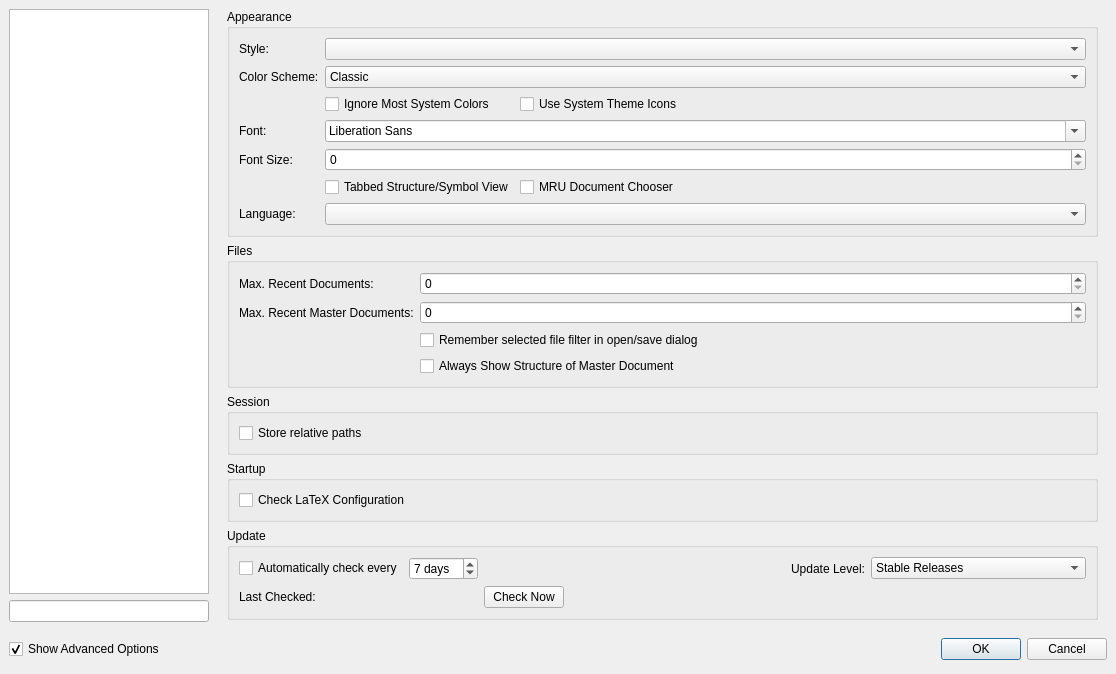
texstudio-org/texstudio, file configdialog.ui: the form before one commit.
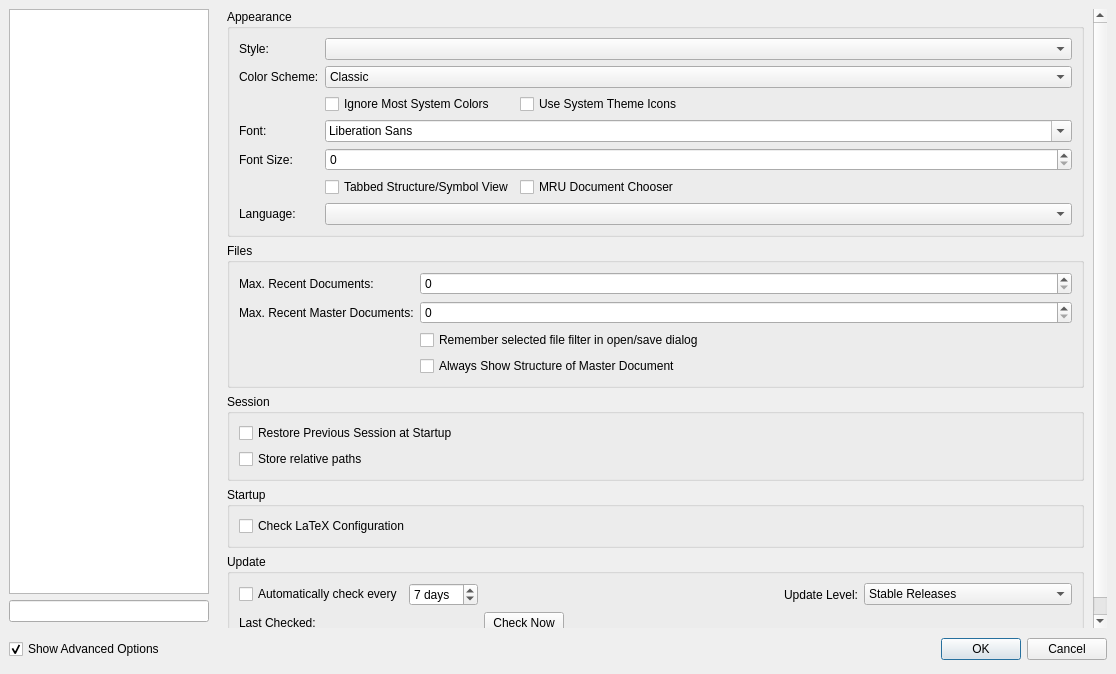
The form after the commit. The open tabs and pages were chosen to show the change. Icons and pictures are not drawn.

Commit message: Move "Automatically Restore Previous Session" from Options menu to config dialog "General -> Session"

Diff of the .ui file:
```diff
--- a/configdialog.ui
+++ b/configdialog.ui
@@ -469,6 +469,13 @@
               <bool>true</bool>
              </property>
              <layout class="QVBoxLayout" name="verticalLayout_10">
+              <item>
+               <widget class="QCheckBox" name="checkBoxRestoreSession">
+                <property name="text">
+                 <string>Restore Previous Session at Startup</string>
+                </property>
+               </widget>
+              </item>
               <item>
                <widget class="QCheckBox" name="checkBoxSessionStoreRelativePaths">
                 <property name="text">
```
Left out of the diff: 14 changed lines with no effect on the pictures. The commit also changes 3 other files.
